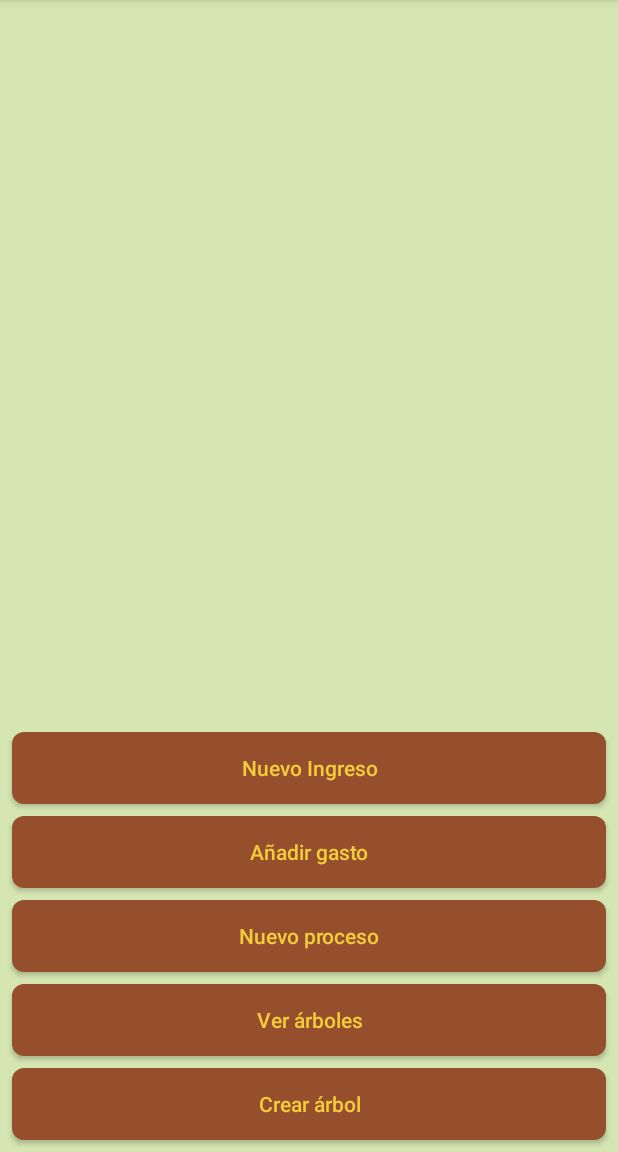
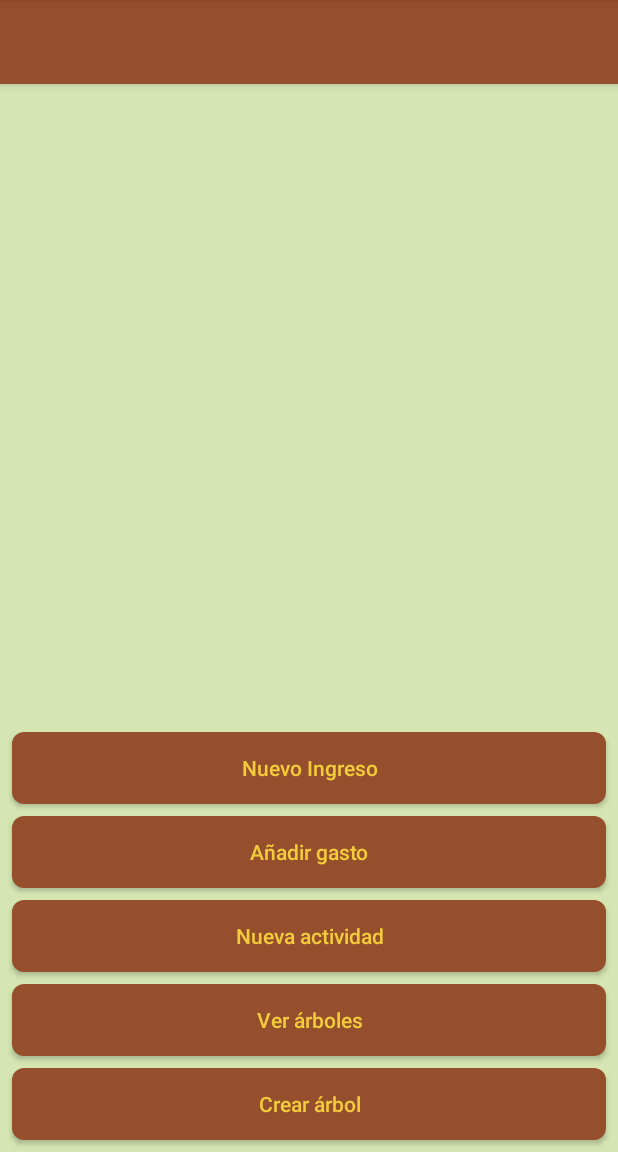
Before and after one commit to FrutiControl/fruti-mobile, an Android app: the AccionesActivity screen opened directly, with no data from a screen before it, on a phone screen of 412 x 824 dp, the part 84-1236 px from its top. Run offline under Robolectric (Android 15) with nearby library versions, the phone set to English and light mode, and no system bars; network calls fail; Roboto replaces fonts that are not available here.

Commit message:
Cambio "tarea" y "proceso" a "actividad"
Se cambio todos los lugares y los archivos donde decía la palabra tarea o proceso a actividad

```diff
--- a/app/src/main/AndroidManifest.xml
+++ b/app/src/main/AndroidManifest.xml
@@ -28,7 +28,7 @@
             android:name=".GastosActivity"
             android:screenOrientation="portrait" />
         <activity
-             android:name=".NuevoProcesoActivity"
+             android:name=".NuevaActividadActivity"
              android:screenOrientation="portrait" />
         <activity
             android:name=".ListaArbolesActivity"
--- a/app/src/main/java/com/fruticontrol/AccionesActivity.java
+++ b/app/src/main/java/com/fruticontrol/AccionesActivity.java
@@ -21,7 +21,7 @@ public class AccionesActivity extends AppCompatActivity {
         setContentView(R.layout.activity_acciones);
         crearArbolButton=findViewById(R.id.buttonCrearArbol);
         verArbolesButton=findViewById(R.id.buttonVerArboles);
-        seleccionarArbolesButton=findViewById(R.id.buttonPodar);
+        seleccionarArbolesButton=findViewById(R.id.buttonNuevaActividad);
         anadirGastoButton=findViewById(R.id.buttonAñadirGasto);
         nuevoIngresoButton=findViewById(R.id.buttonNuevoIngreso);
 
@@ -60,7 +60,7 @@ public class AccionesActivity extends AppCompatActivity {
         seleccionarArbolesButton.setOnClickListener(new View.OnClickListener() {
             @Override
             public void onClick(View view) {
-                Intent intent=new Intent(view.getContext(),NuevoProcesoActivity.class);
+                Intent intent=new Intent(view.getContext(), NuevaActividadActivity.class);
                 startActivity(intent);
             }
         });
--- a/app/src/main/java/com/fruticontrol/GastosActivity.java
+++ b/app/src/main/java/com/fruticontrol/GastosActivity.java
@@ -5,7 +5,6 @@ import androidx.appcompat.app.AppCompatActivity;
 import android.app.DatePickerDialog;
 import android.graphics.Typeface;
 import android.os.Bundle;
-import android.view.DragEvent;
 import android.view.View;
 import android.widget.AdapterView;
 import android.widget.ArrayAdapter;
@@ -40,9 +39,9 @@ public class GastosActivity extends AppCompatActivity {
         tvManoDeObra=findViewById(R.id.textViewManoDeObra);
         spinnerTipo=findViewById(R.id.spinnerGastoTipoPoceso);
         spinnerSubtipo=findViewById(R.id.spinnerGastoSubtipoProceso);
-        ArrayAdapter<CharSequence> spinnerAdapterTipo = ArrayAdapter.createFromResource(this, R.array.TipoProceso, R.layout.spinner_item);
+        ArrayAdapter<CharSequence> spinnerAdapterTipo = ArrayAdapter.createFromResource(this, R.array.TipoActividad, R.layout.spinner_item);
         spinnerTipo.setAdapter(spinnerAdapterTipo);
-        ArrayAdapter<CharSequence> spinnerAdapterSubtipo = ArrayAdapter.createFromResource(this, R.array.TipoProceso, R.layout.spinner_item);
+        ArrayAdapter<CharSequence> spinnerAdapterSubtipo = ArrayAdapter.createFromResource(this, R.array.TipoActividad, R.layout.spinner_item);
         spinnerTipo.setAdapter(spinnerAdapterSubtipo);
 
         switchMaterialManoDeObra.setOnCheckedChangeListener(new CompoundButton.OnCheckedChangeListener() {
--- a/app/src/main/res/layout/activity_acciones.xml
+++ b/app/src/main/res/layout/activity_acciones.xml
@@ -8,6 +8,15 @@
     android:background="@color/backgroundColor"
     android:orientation="vertical"
     tools:context=".AccionesActivity" >
+
+    <androidx.appcompat.widget.Toolbar
+        android:id="@+id/my_toolbar"
+        android:layout_width="match_parent"
+        android:layout_height="?attr/actionBarSize"
+        android:background="?attr/colorPrimary"
+        android:elevation="4dp"
+        android:theme="@style/ThemeOverlay.AppCompat.ActionBar"
+        app:popupTheme="@style/ThemeOverlay.AppCompat.Light"/>
 
     <Button
         android:id="@+id/buttonVerArboles"
@@ -38,14 +47,14 @@
         app:layout_constraintStart_toStartOf="parent" />
 
     <Button
-        android:id="@+id/buttonPodar"
+        android:id="@+id/buttonNuevaActividad"
         android:layout_width="match_parent"
         android:layout_height="wrap_content"
         android:layout_marginStart="8dp"
         android:layout_marginEnd="8dp"
         android:layout_marginBottom="8dp"
         android:background="@drawable/rounded_button"
-        android:text="Nuevo proceso"
+        android:text="Nueva actividad"
         android:textAllCaps="false"
         app:layout_constraintBottom_toTopOf="@+id/buttonVerArboles"
         app:layout_constraintEnd_toEndOf="parent"
@@ -61,7 +70,7 @@
         android:background="@drawable/rounded_button"
         android:text="Añadir gasto"
         android:textAllCaps="false"
-        app:layout_constraintBottom_toTopOf="@+id/buttonPodar"
+        app:layout_constraintBottom_toTopOf="@+id/buttonNuevaActividad"
         app:layout_constraintEnd_toEndOf="parent"
         app:layout_constraintStart_toStartOf="parent" />
 
--- a/app/src/main/res/layout/activity_gastos.xml
+++ b/app/src/main/res/layout/activity_gastos.xml
@@ -13,7 +13,7 @@
         android:layout_height="wrap_content"
         android:layout_marginStart="8dp"
         android:layout_marginTop="8dp"
-        android:text="Escoja en que tipo y subtipo de proceso gastó dinero"
+        android:text="Escoja en que tipo y subtipo de actividad en que  gastó dinero"
         android:textSize="18sp"
         app:layout_constraintStart_toStartOf="parent"
         app:layout_constraintTop_toTopOf="parent" />
--- a/app/src/main/res/layout/activity_nuevo_proceso.xml
+++ b/app/src/main/res/layout/activity_nueva_actividad.xml
@@ -5,7 +5,7 @@
     android:layout_width="match_parent"
     android:layout_height="match_parent"
     android:background="@color/backgroundColor"
-    tools:context=".NuevoProcesoActivity">
+    tools:context=".NuevaActividadActivity">
 
     <TextView
         android:id="@+id/textView4"
@@ -13,7 +13,7 @@
         android:layout_height="wrap_content"
         android:layout_marginStart="8dp"
         android:layout_marginTop="8dp"
-        android:text="Nuevo Proceso"
+        android:text="Nueva Actividad"
         android:textColor="@color/headerColor"
         android:textSize="24sp"
         app:layout_constraintEnd_toEndOf="parent"
--- a/app/src/main/res/values/strings.xml
+++ b/app/src/main/res/values/strings.xml
@@ -48,8 +48,8 @@
         <item> Manual </item>
         <item> Sistema de riego  </item>
     </string-array>
-    <string-array name="TipoProceso">
-        <item> Seleccione el tipo de proceso... </item>
+    <string-array name="TipoActividad">
+        <item> Seleccione el tipo de actividad... </item>
         <item> Poda </item>
         <item> Fumigación </item>
         <item> Fertilización </item>
```
Also changed, not shown: app/src/main/java/com/fruticontrol/NuevaActividadActivity.java (renamed from app/src/main/java/com/fruticontrol/NuevoProcesoActivity.java, +5 -9 lines).
